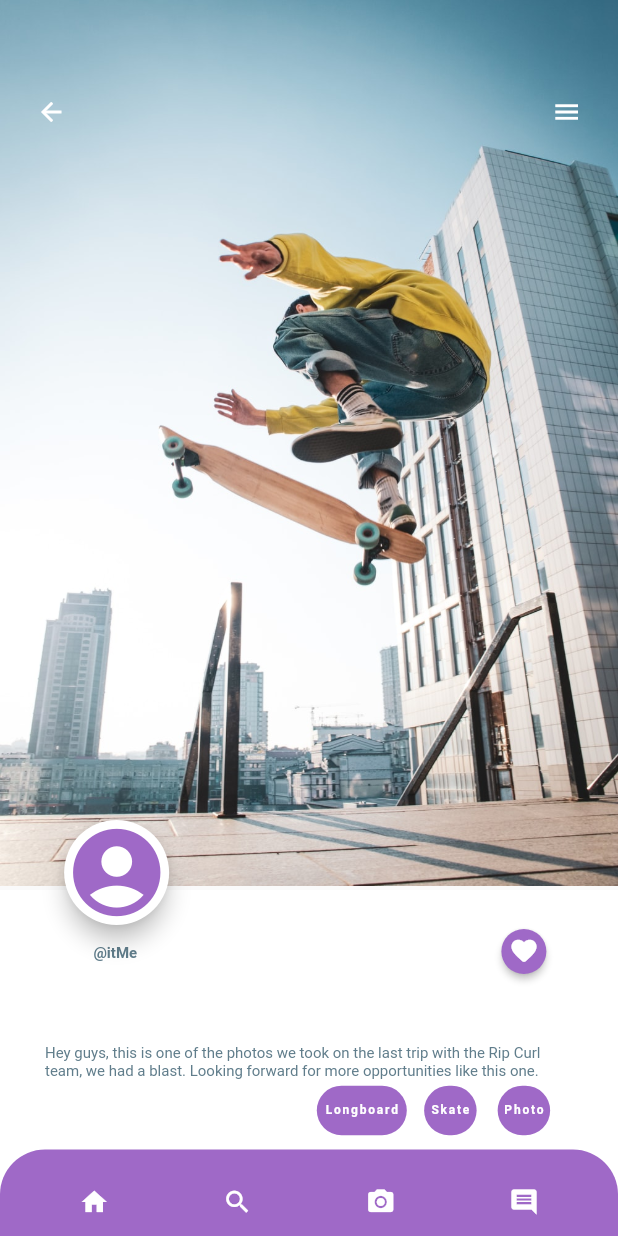
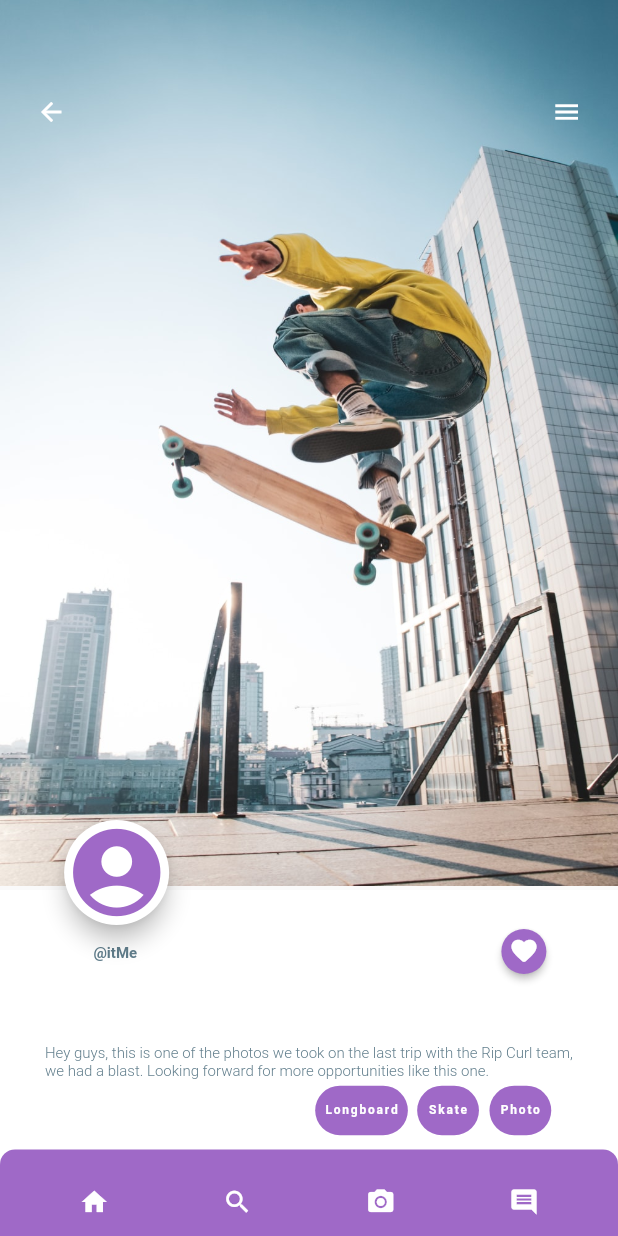
Before and after one commit to oscarrep/SkateboardApp, a Flutter app: the screen it shows after launch, on a phone screen of 412 x 824 dp. Run offline on Flutter 3.47's test engine with Material 2 defaults, Android fonts, the phone set to English and light mode, and no system bars.

Commit message:
app on main

```diff
--- a/skateboard_app/lib/app.dart
+++ /dev/null
@@ -1,18 +0,0 @@
-import 'package:flutter/material.dart';
-import 'package:skateboard_app/customs.dart';
-import 'package:skateboard_app/boardPage.dart';
-
-
-
-class SkateboardApp extends StatelessWidget {
-  @override
-  Widget build(BuildContext context) {
-    return MaterialApp(
-      home: BoardPage(),
-      debugShowCheckedModeBanner: false,
-      theme: ThemeData(
-        primarySwatch: customPurple,
-      ),
-    );
-  }
-}
--- a/skateboard_app/lib/boardPage.dart
+++ b/skateboard_app/lib/boardPage.dart
@@ -92,10 +92,10 @@ class _Text extends StatelessWidget {
     return Align(
     alignment: Alignment.bottomCenter,
       child: Container(
+          height: MediaQuery.of(context).size.height * 0.28,
           decoration: BoxDecoration(
             color: Colors.white,
           ),
-          height: MediaQuery.of(context).size.height * 0.28,
          child: Padding(
            padding: EdgeInsets.all(30),
            child: Column(
@@ -109,6 +109,7 @@ class _Text extends StatelessWidget {
                     style: TextStyle(
                       color: Colors.blueGrey,
                       fontSize: 10,
+                      fontWeight: FontWeight.w300,
                     ),
                   )
              ], // Children
@@ -127,7 +128,7 @@ class _Tag1 extends StatelessWidget {
       child: Container(
         alignment: Alignment(0.76,0.83),
         child: Container(
-          width: 35,
+          width: MediaQuery.of(context).size.width * 0.1,
           height: MediaQuery.of(context).size.height * 0.04,
           child: FloatingActionButton.extended(
             backgroundColor: Theme.of(context).primaryColor,
@@ -156,7 +157,7 @@ class _Tag2 extends StatelessWidget {
       child: Container(
         alignment: Alignment(0.50,0.83),
         child: Container(
-          width: 35,
+          width: MediaQuery.of(context).size.width * 0.1,
           height: MediaQuery.of(context).size.height * 0.04,
           child: FloatingActionButton.extended(
             backgroundColor: Theme.of(context).primaryColor,
@@ -185,7 +186,7 @@ class _Tag3 extends StatelessWidget {
       child: Container(
         alignment: Alignment(0.20,0.83),
         child: Container(
-          width: 60,
+          width: MediaQuery.of(context).size.width * 0.15,
           height: MediaQuery.of(context).size.height * 0.04,
           child: FloatingActionButton.extended(
             backgroundColor: Theme.of(context).primaryColor,
@@ -245,8 +246,8 @@ class _BoxButtons extends StatelessWidget {
           decoration: BoxDecoration(
             color:Theme.of(context).primaryColor,
             borderRadius: BorderRadius.only(
-            topLeft: Radius.circular(30),
-            topRight: Radius.circular(30),
+             topRight: Radius.circular(10),
+             topLeft: Radius.circular(10),
             ),
          ),
          height: MediaQuery.of(context).size.height * 0.07,
@@ -270,7 +271,6 @@ class _Like extends StatelessWidget {
           width: 30,
           height: 30,
           child: FloatingActionButton(
-            mini: true,
             elevation: 2,
             backgroundColor: Theme.of(context).primaryColor,
             child: Icon(
@@ -301,7 +301,6 @@ class _Home extends StatelessWidget {
           width: 30,
           height: 30,
           child: FloatingActionButton(
-            mini: true,
             backgroundColor: Colors.transparent,
             elevation: 0,
             child: Icon(
@@ -332,7 +331,6 @@ class _Search extends StatelessWidget {
           width: 30,
           height: 30,
           child: FloatingActionButton(
-            mini: true,
             backgroundColor: Colors.transparent,
             elevation: 0,
             child: Icon(
@@ -363,7 +361,6 @@ class _Photo extends StatelessWidget {
           width: 30,
           height: 30,
           child: FloatingActionButton(
-            mini: true,
             backgroundColor: Colors.transparent,
             elevation: 0,
             child: Icon(
@@ -394,7 +391,6 @@ class _Messages extends StatelessWidget {
           width: 30,
           height: 30,
           child: FloatingActionButton(
-            mini: true,
             backgroundColor: Colors.transparent,
             elevation: 0,
             child: Icon(
@@ -425,7 +421,6 @@ class _Back extends StatelessWidget {
           width: 30,
           height: 30,
           child: FloatingActionButton(
-            mini: true,
             backgroundColor: Colors.transparent,
             elevation:0,
             child: Icon(
@@ -456,7 +451,6 @@ class _Options extends StatelessWidget {
           width: 30,
           height: 30,
           child: FloatingActionButton(
-            mini: true,
             backgroundColor: Colors.transparent,
             elevation: 0,
             child: Icon(
--- a/skateboard_app/lib/main.dart
+++ b/skateboard_app/lib/main.dart
@@ -1,8 +1,21 @@
 import 'package:flutter/material.dart';
-import 'app.dart';
-
+import 'package:skateboard_app/customs.dart';
+import 'package:skateboard_app/boardPage.dart';
 
 
 void main() {
   runApp(SkateboardApp());
 }
+
+class SkateboardApp extends StatelessWidget {
+  @override
+  Widget build(BuildContext context) {
+    return MaterialApp(
+      home: BoardPage(),
+      debugShowCheckedModeBanner: false,
+      theme: ThemeData(
+        primarySwatch: customPurple,
+      ),
+    );
+  }
+}
```
